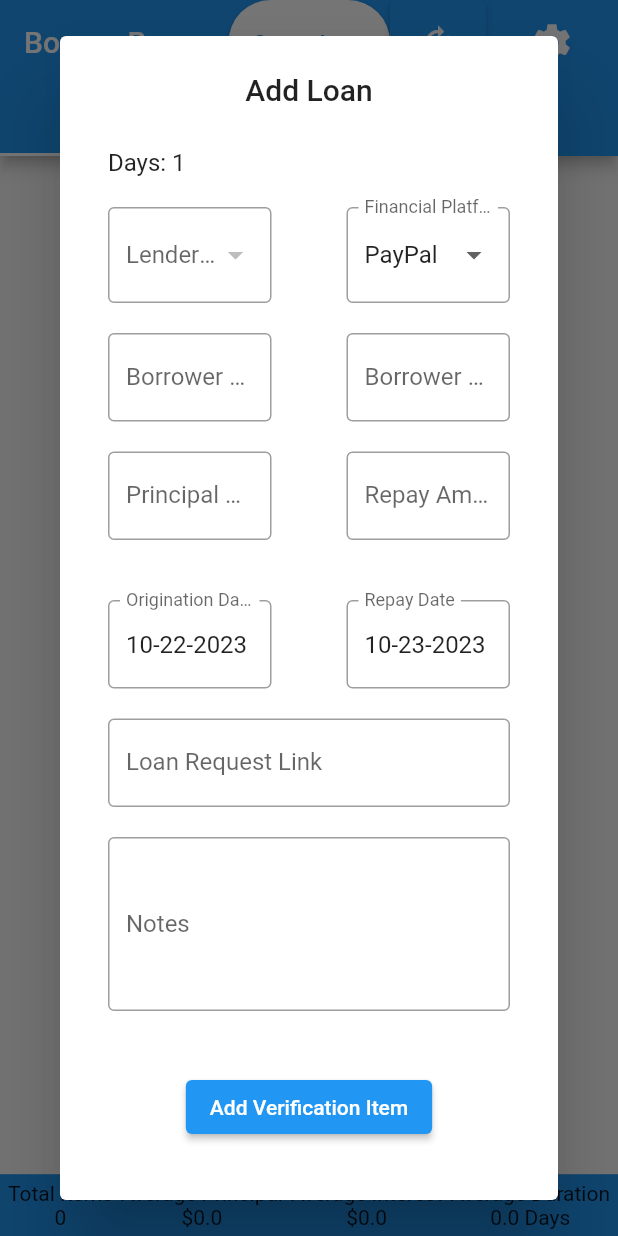
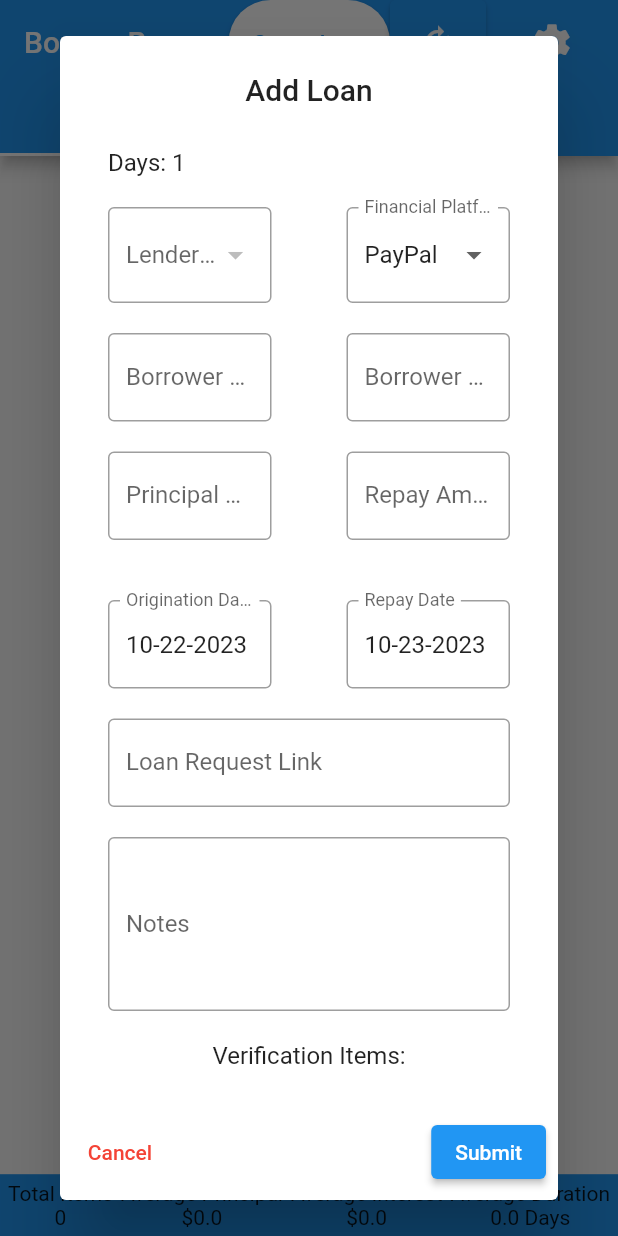
Before and after one commit to mkaramurzin/borrow-breeze, a Flutter app: the screen it shows once a user with an empty profile is signed in, after a tap on "Create a Loan", on a phone screen of 412 x 824 dp. Run offline on Flutter 3.47's test engine with Material 2 defaults, Android fonts, the phone set to English and light mode, and no system bars; our stand-ins replace cloud_firestore, firebase_auth, firebase_core, firebase_storage, flutter_spinkit, image_picker; missing offline and left inert: dart:html, excel; accounts and stored records are empty.

Commit message:
refactor(loan form): Improve UI and UX for the loan form.

```diff
--- a/lib/widgets/loan_form.dart
+++ b/lib/widgets/loan_form.dart
@@ -217,6 +217,30 @@ class _LoanFormDialogState extends State<LoanFormDialog> {
       dialogWidth = screenWidth * 0.5;
     }
     return AlertDialog(
+      actions: [
+        Row(
+          mainAxisAlignment: MainAxisAlignment.spaceBetween,
+          children: [
+            TextButton(
+              child: Text('Cancel',
+                  style: TextStyle(
+                    color: Colors.red,
+                  )),
+              onPressed: () {
+                Navigator.pop(context);
+              },
+            ),
+            ElevatedButton(
+              child: Text('Submit'),
+              onPressed: () async {
+                if (_formKey.currentState!.validate()) {
+                  onSubmit();
+                }
+              },
+            ),
+          ],
+        ),
+      ],
       title: widget.loan == null
           ? Center(child: Text('Add Loan'))
           : Center(
@@ -523,16 +547,28 @@ class _LoanFormDialogState extends State<LoanFormDialog> {
                       border: OutlineInputBorder(),
                     ),
                   ),
-                  SizedBox(
-                    height: 20,
+                  Container(
+                    margin: EdgeInsets.symmetric(vertical: 20),
+                    child: Text(
+                      "Verification Items:"
+                    ),
                   ),
                   ...verificationItems.asMap().entries.map((entry) {
                     int idx = entry.key;
                     Map<String, dynamic> item = entry.value;
 
                     return Container(
+                      margin: EdgeInsets.only(bottom: 10),
                       child: Row(
                         children: [
+                          IconButton(
+                            icon: Icon(Icons.delete),
+                            onPressed: () {
+                              setState(() {
+                                verificationItems.removeAt(idx);
+                              });
+                            },
+                          ),
                           Expanded(
                             child: TextFormField(
                               initialValue: item['label'],
@@ -587,36 +623,20 @@ class _LoanFormDialogState extends State<LoanFormDialog> {
                                     },
                             ),
                           ),
-                          IconButton(
-                            icon: Icon(Icons.delete),
-                            onPressed: () {
-                              setState(() {
-                                verificationItems.removeAt(idx);
-                              });
-                            },
-                          ),
                         ],
                       ),
                     );
                   }).toList(),
-                  Container(
-                    padding: EdgeInsets.symmetric(vertical: 20),
-                    child: ElevatedButton(
+                  Tooltip(
+                    message: 'Add Verification Item',
+                    child: IconButton(
+                      icon: Icon(Icons.add),
                       onPressed: () {
                         setState(() {
                           verificationItems.add({'label': '', 'url': ''});
                         });
                       },
-                      child: Text("Add Verification Item"),
                     ),
-                  ),
-                  ElevatedButton(
-                    child: Text('Submit'),
-                    onPressed: () async {
-                      if (_formKey.currentState!.validate()) {
-                        onSubmit();
-                      }
-                    },
                   ),
                 ],
               ),
```
